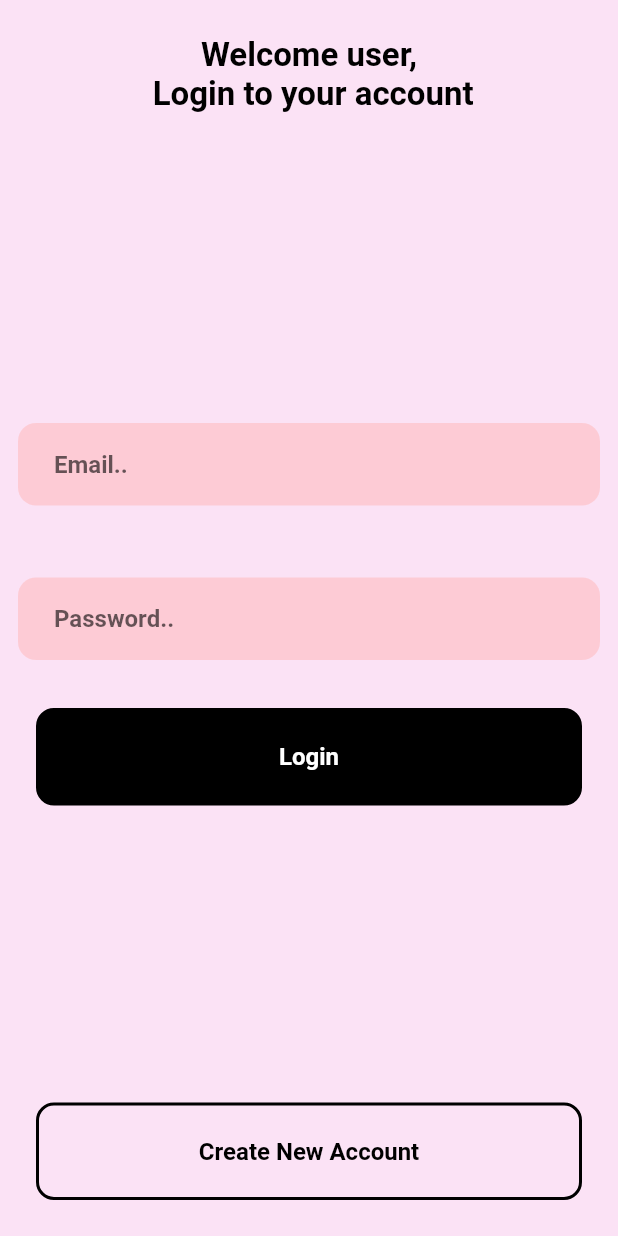
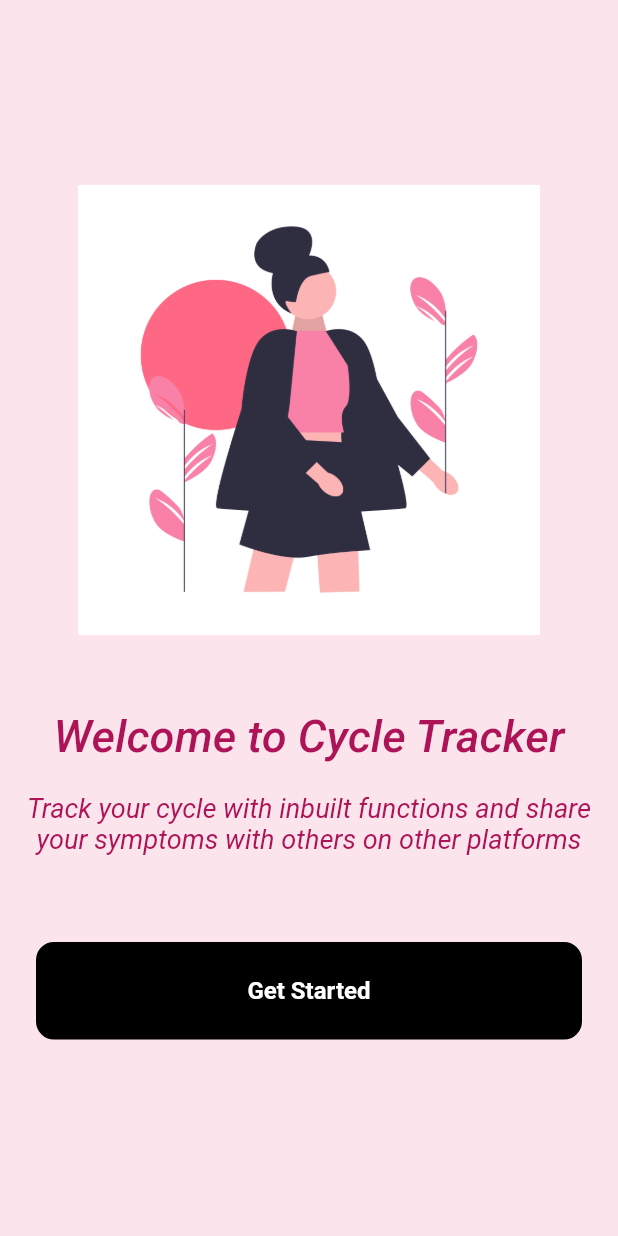
Before and after one commit to IrunguNjagi/Menstrual-Tracker, a Flutter app: the screen it shows after launch, on a phone screen of 412 x 824 dp. Run offline on Flutter 3.47's test engine with Material 2 defaults, Android fonts, the phone set to English and light mode, and no system bars; our stand-ins replace firebase_auth, firebase_core, share, shared_preferences, sqflite, table_calendar; accounts and stored records are empty.

```diff
--- a/lib/main.dart
+++ b/lib/main.dart
@@ -3,6 +3,7 @@ import 'package:period_tracker/screens/calendar_picker.dart';
 import 'package:period_tracker/screens/Date_Select.dart';
 import 'package:period_tracker/screens/home_page.dart';
 import 'package:period_tracker/screens/landing_page.dart';
+import 'package:period_tracker/screens/welcome_screen.dart';
 
 void main() {
   runApp(MyApp());
@@ -19,7 +20,7 @@ class MyApp extends StatelessWidget {
         accentColor: Colors.pink,
         visualDensity: VisualDensity.adaptivePlatformDensity,
       ),
-      home: LandingPage(),
+      home: WelcomeScreen(),
       debugShowCheckedModeBanner: false,
     );
   }
--- a/lib/screens/data_model.dart
+++ b/lib/screens/data_model.dart
@@ -1,4 +1,4 @@
-
+//this model defines the fields that can be extracted from the table in the database.
 
 class DataModel {
   int id;
--- a/lib/screens/database_helper.dart
+++ b/lib/screens/database_helper.dart
@@ -2,6 +2,9 @@ import 'package:period_tracker/screens/data_model.dart';
 import 'package:sqflite/sqflite.dart';
 import 'package:path/path.dart';
 
+/*This particular class contains code of the database helper, where tables are defined and
+corresponding code outlined
+*/
 class DatabaseHelper {
   static Database _database;
   static final DatabaseHelper instance = DatabaseHelper._privateConstructor();
--- /dev/null
+++ b/lib/screens/welcome_screen.dart
@@ -0,0 +1,54 @@
+import 'package:flutter/material.dart';
+import 'package:period_tracker/custom/custom_button.dart';
+import 'package:period_tracker/screens/landing_page.dart';
+import 'package:period_tracker/screens/login_page.dart';
+
+class WelcomeScreen extends StatelessWidget {
+  @override
+  Widget build(BuildContext context) {
+    return Scaffold(
+      backgroundColor: Colors.pink[50],
+      body: Column(
+        mainAxisAlignment: MainAxisAlignment.center,
+        crossAxisAlignment: CrossAxisAlignment.stretch,
+        children: [
+          Image.asset(
+            'assets/images/woman_flow.png',
+            height: 300,
+            width: 300,
+          ),
+          SizedBox(height: 50),
+          Text(
+            'Welcome to Cycle Tracker',
+            textAlign: TextAlign.center,
+            style: TextStyle(
+              fontSize: 30,
+              fontWeight: FontWeight.w500,
+              color: Colors.pink[800],
+              fontStyle: FontStyle.italic,
+            ),
+          ),
+          SizedBox(height: 20),
+          Text(
+            'Track your cycle with inbuilt functions and share your symptoms with others on other platforms',
+            textAlign: TextAlign.center,
+            style: TextStyle(
+              fontSize: 18,
+              color: Colors.pink[800],
+              fontStyle: FontStyle.italic,
+            ),
+          ),
+          SizedBox(height: 50),
+          CustomBtn(
+            onPressed: () {
+              Navigator.push(context, MaterialPageRoute(
+                builder: (context) => LandingPage()
+              ));
+            },
+              text: 'Get Started',
+            ),
+      ],
+    ),
+    );
+  }
+}
--- a/pubspec.yaml
+++ b/pubspec.yaml
@@ -30,6 +30,8 @@ dependencies:
   firebase_core: ^0.7.0
   firebase_auth: ^0.20.1
   firebase_analytics: ^7.0.1
+
+
 
 
 
```
Also changed, not shown: lib/screens/info_details.dart (deleted, +0 -19 lines), lib/screens/symptom_update.dart (deleted, +0 -143 lines), lib/widgets/bottom_tabs.dart (+15 -8 lines), assets/images/logout2.png (added), lib/screens/tabs.dart (deleted).
